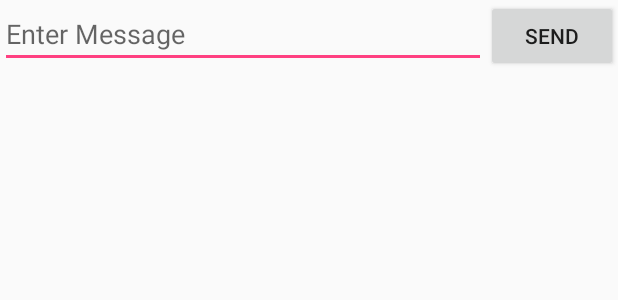
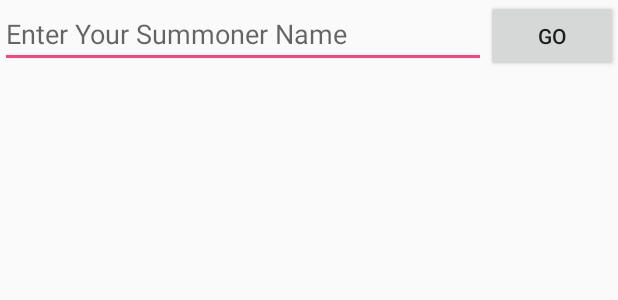
Before and after one commit to Einlanzerous/SeniorProject_Android, an Android app: the layout activity_main.xml on its own in the app's theme, with its tools: preview values and no code run, on a phone screen of 412 x 824 dp. Shown: the top 300 px of the screen. Run offline under Robolectric (Android 15) with nearby library versions, the phone set to English and light mode, and no system bars.

```diff
--- a/app/src/main/res/layout/activity_main.xml
+++ b/app/src/main/res/layout/activity_main.xml
@@ -3,16 +3,18 @@
     xmlns:android="http://schemas.android.com/apk/res/android"
     xmlns:tools="http://schemas.android.com/tools"
     android:layout_width="match_parent"
-    android:layout_height="match_parent"
+    android:layout_height="wrap_content"
     android:orientation="horizontal">
         <EditText android:id="@+id/edit_message"
             android:layout_weight="1"
             android:layout_width="0dp"
             android:layout_height="wrap_content"
             android:hint="@string/edit_message" />
-        <Button
-            android:layout_width="wrap_content"
-            android:layout_height="wrap_content"
-            android:text="@string/button_send"
-            android:onClick="sendMessage" />
-    </LinearLayout>
+
+    <Button
+        android:id="@+id/button"
+        android:layout_width="wrap_content"
+        android:layout_height="wrap_content"
+        android:onClick="sendMessage"
+        android:text="@string/button_send" />
+</LinearLayout>
--- a/app/src/main/res/values/strings.xml
+++ b/app/src/main/res/values/strings.xml
@@ -1,6 +1,6 @@
 <?xml version="1.0" encoding="utf-8"?>
 <resources>
-    <string name="app_name">LCS Fantasy</string>
-    <string name="edit_message">Enter Message</string>
-    <string name="button_send">Send</string>
+    <string name="app_name">Challengers Only</string>
+    <string name="edit_message">Enter Your Summoner Name</string>
+    <string name="button_send">Go</string>
 </resources>
```
Also changed, not shown: app/src/main/java/com/example/einlanzerous/myfirstapp/find_summoner.java (+16 -10 lines).
